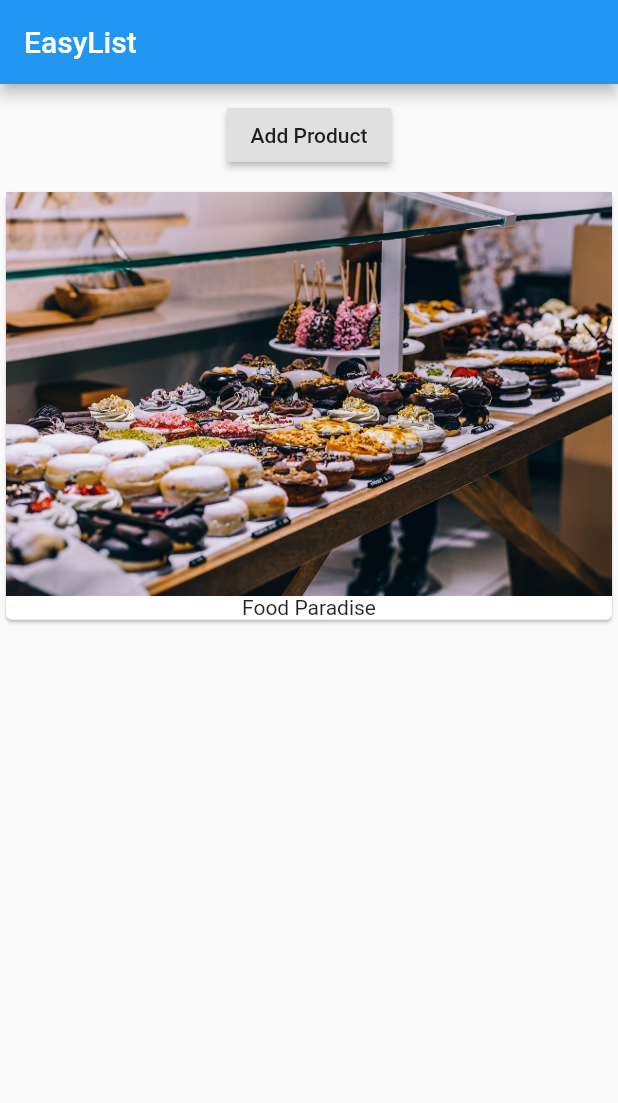
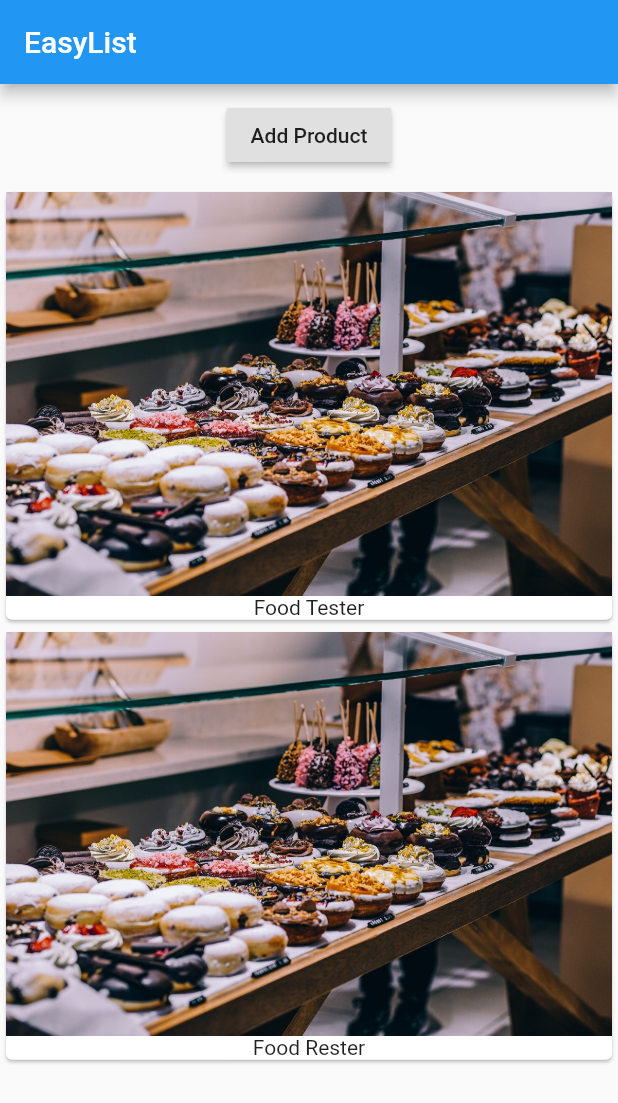
Before and after one commit to karocksjoelee/udemy_first_flutter_app, a Flutter app: the screen it shows after launch, on a phone screen of 412 x 824 dp. Shown: the top 1103 px of the screen. Run offline on Flutter 3.47's test engine with Material 2 defaults, Android fonts, the phone set to English and light mode, and no system bars.

```diff
--- a/lib/main.dart
+++ b/lib/main.dart
@@ -5,7 +5,7 @@ import 'package:flutter/material.dart';
 
 void main() {
   // runApp(:expects Widget)
-  runApp(MyApp());
+  runApp(MyAppStateful());
 }
 
 class MyAppStateful extends StatefulWidget {
@@ -17,8 +17,9 @@ class MyAppStateful extends StatefulWidget {
 }
 
 // ! _clasName Stands for private class ( Dart actually respect it )
-// * Wrapping build() as a State
+// Wrapping build() as a State
 class _MyAppState extends State<MyAppStateful> {
+  List<String> _products = ['Food Tester', 'Food Rester'];
   @override
   build(BuildContext context) {
     return MaterialApp(
@@ -34,19 +35,25 @@ class _MyAppState extends State<MyAppStateful> {
               onPressed: () {},
             ),
           ),
-          Card(
+          Column(
+            children: _products
+                .map((ele) => Card(
                       child: Column(
                         children: <Widget>[
                           Image.asset('assets/food.jpg'),
-                Text('Food Paradise')
+                          Text(ele)
                         ],
                       ),
+                    ))
+                .toList(),
           )
         ]),
       ),
     );
   }
 }
+
+
 
 // Classes are used to create objects - they serve as blueprint for objects.
 class MyApp extends StatelessWidget {
@@ -73,7 +80,7 @@ class MyApp extends StatelessWidget {
             child: Column(
               children: <Widget>[
                 Image.asset('assets/food.jpg'),
-                Text('Food Paradise')
+                Text('Food Paradises')
               ],
             ),
           )
```
Lines whose indentation alone changed are shown as unchanged.
